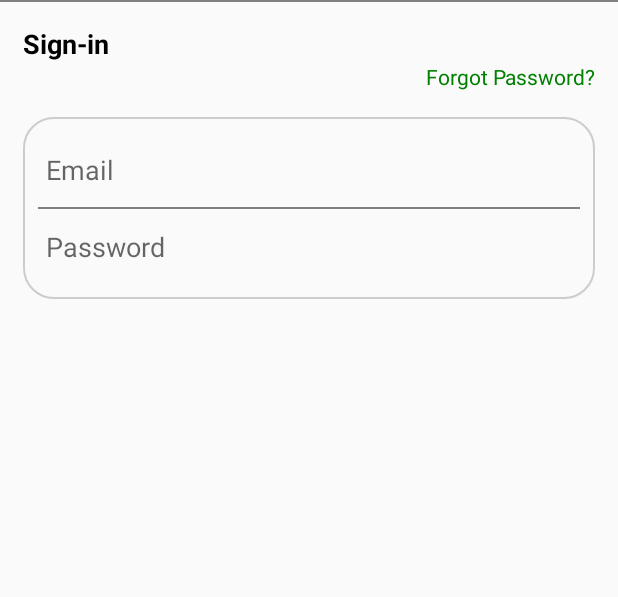
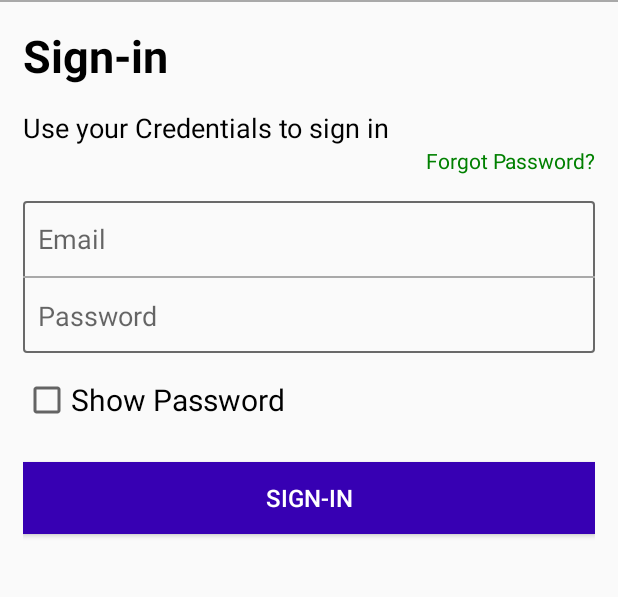
Before and after one commit to Gopa11313/NewWriters-Android-, an Android app: the screen it shows after launch (LoginActivity), on a phone screen of 412 x 824 dp, the part 101-698 px from its top. Run offline under Robolectric (Android 15) with nearby library versions, the phone set to English and light mode, and no system bars.

Commit message:
login design

```diff
--- a/app/src/main/res/drawable/customborder.xml
+++ b/app/src/main/res/drawable/customborder.xml
@@ -1,6 +1,6 @@
 <?xml version="1.0" encoding="UTF-8"?>
 <shape xmlns:android="http://schemas.android.com/apk/res/android" android:shape="rectangle">
-    <corners android:radius="20dp"/>
-    <padding android:left="10dp" android:right="10dp" android:top="10dp" android:bottom="10dp"/>
-    <stroke android:width="1dp" android:color="#CCCCCC"/>
+    <corners android:radius="2dp"/>
+<!--    <padding android:left="10dp" android:right="10dp" android:top="10dp" android:bottom="10dp"/>-->
+    <stroke android:width="1dp" android:color="#696969"/>
 </shape>
--- a/app/src/main/res/layout/activity_login.xml
+++ b/app/src/main/res/layout/activity_login.xml
@@ -4,7 +4,6 @@
     xmlns:tools="http://schemas.android.com/tools"
     android:layout_width="match_parent"
     android:layout_height="match_parent"
-    android:screenOrientation="portrait"
     tools:context=".UI.Login.LoginActivity">
 
 
@@ -43,8 +42,15 @@
             android:text="Sign-in"
             android:textColor="@color/black"
             android:textStyle="bold"
+            android:textSize="30dp"
+            />
+        <TextView
+            android:layout_width="wrap_content"
+            android:layout_height="wrap_content"
+            android:layout_marginTop="15dp"
+            android:textColor="@color/black"
             android:textSize="18dp"
-            />
+            android:text="Use your Credentials to sign in"/>
         <TextView
             android:id="@+id/forgotPass"
             android:layout_width="wrap_content"
@@ -65,7 +71,7 @@
                 android:layout_width="match_parent"
                 android:layout_height="50dp"
                 android:hint="Email"
-                android:padding="5dp"
+                android:paddingLeft="10dp"
                 android:background="@null"
                 android:layout_weight="1"/>
             <FrameLayout
@@ -75,10 +81,26 @@
             <EditText
                 android:layout_width="match_parent"
                 android:layout_height="50dp"
-                android:padding="5dp"
+                android:paddingLeft="10dp"
                 android:background="@null"
                 android:hint="Password"
                 android:layout_weight="1"/>
         </LinearLayout>
+        <CheckBox
+            android:layout_width="wrap_content"
+            android:layout_height="wrap_content"
+            android:text="Show Password"
+            android:textSize="20dp"
+            android:layout_marginTop="15dp"
+            android:checked="false"/>
+        <Button
+            android:layout_width="match_parent"
+            android:layout_height="wrap_content"
+            android:text="Sign-In"
+            android:textColor="@color/white"
+            android:textSize="16sp"
+            android:background="@color/purple_700"
+            android:layout_marginTop="25dp"
+            />
     </LinearLayout>
 </androidx.constraintlayout.widget.ConstraintLayout>
--- a/app/src/main/res/values/colors.xml
+++ b/app/src/main/res/values/colors.xml
@@ -7,6 +7,6 @@
     <color name="teal_700">#FF018786</color>
     <color name="black">#FF000000</color>
     <color name="white">#FFFFFFFF</color>
-    <color name="gray">#808080</color>
+    <color name="gray">#A9A9A9</color>
     <color name="lime">#008000</color>
 </resources>
```
